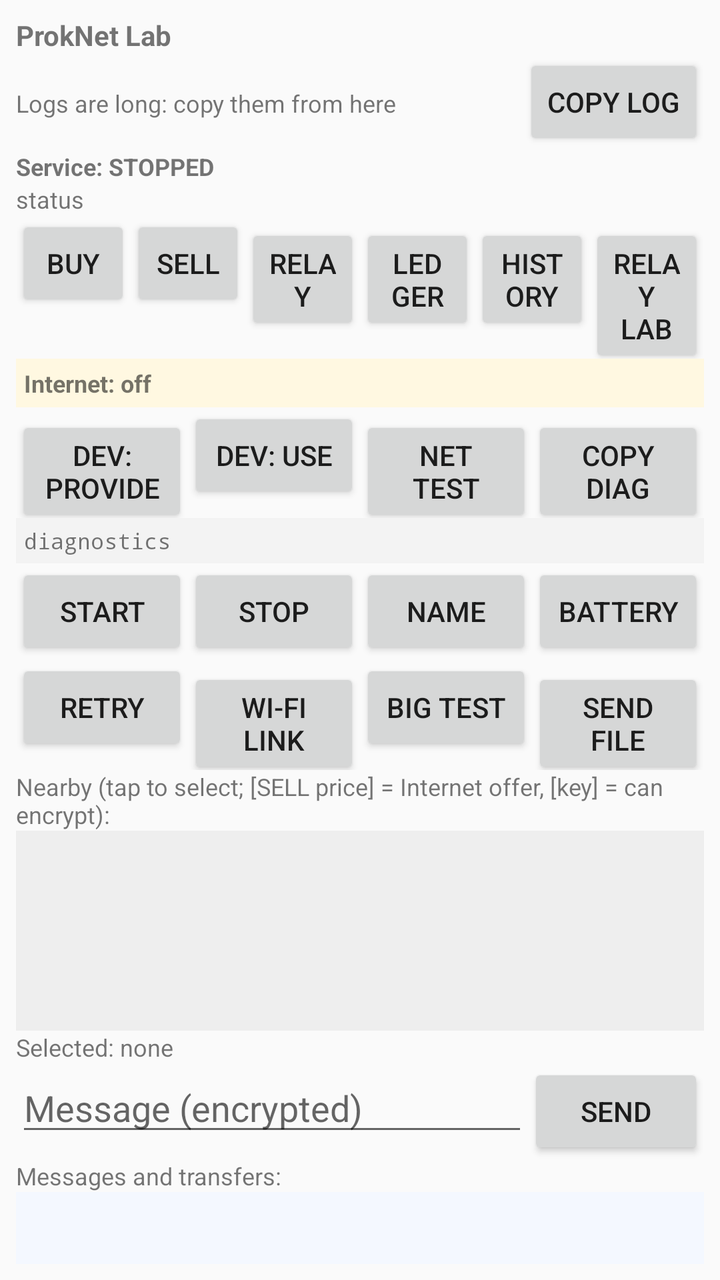
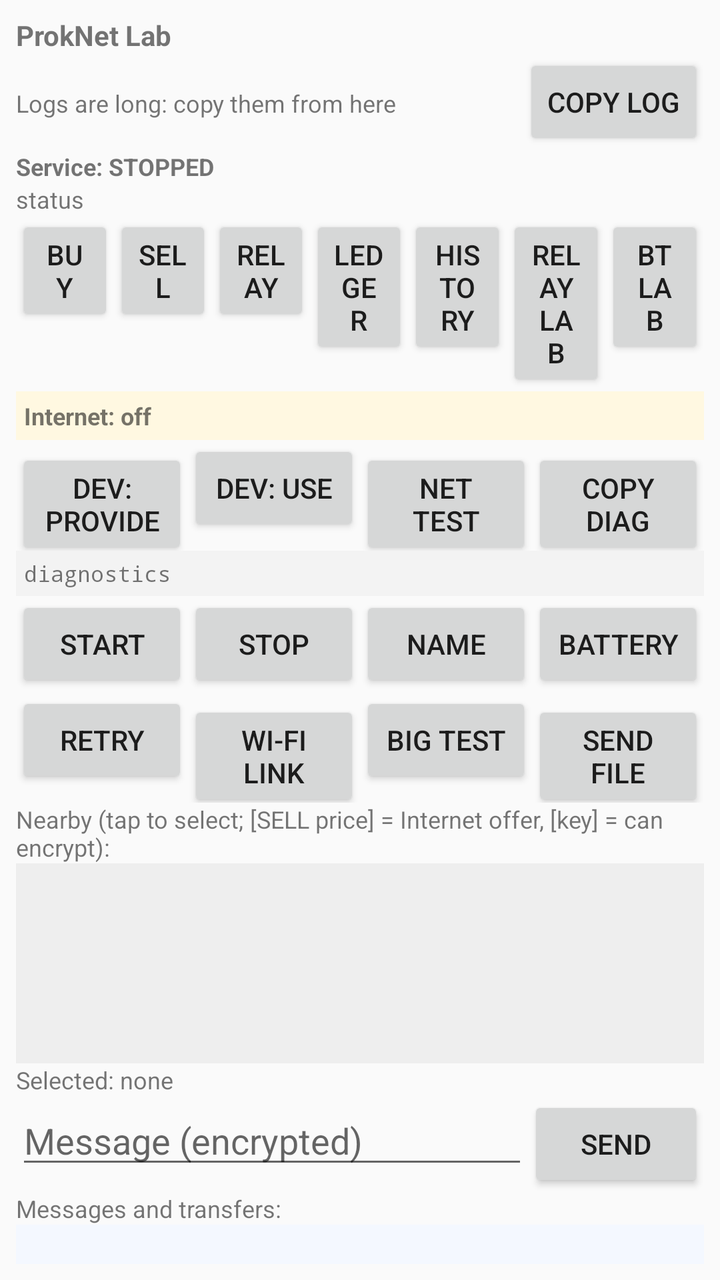

Before-and-after screenshots of an Android layout around one commit, followed by the original layout XML and the change that was made.
<!-- AndroidManifest.xml: application theme android:Theme.Material.Light.NoActionBar -->
<!-- res/layout/activity_lab.xml -->
<?xml version="1.0" encoding="utf-8"?>
<LinearLayout xmlns:android="http://schemas.android.com/apk/res/android"
    android:layout_width="match_parent"
    android:layout_height="match_parent"
    android:orientation="vertical"
    android:padding="8dp">

    <TextView
        android:id="@+id/txtIdentity"
        android:layout_width="match_parent"
        android:layout_height="wrap_content"
        android:textStyle="bold"
        android:text="ProkNet Lab" />

    <LinearLayout
        android:layout_width="match_parent"
        android:layout_height="wrap_content"
        android:orientation="horizontal">
        <TextView android:layout_width="0dp" android:layout_weight="1" android:layout_height="wrap_content"
            android:gravity="center_vertical" android:textSize="12sp" android:text="Logs are long: copy them from here" />
        <Button android:id="@+id/btnCopyLogTop" android:layout_width="wrap_content"
            android:layout_height="wrap_content" android:text="COPY LOG" />
    </LinearLayout>

    <TextView
        android:id="@+id/txtService"
        android:layout_width="match_parent"
        android:layout_height="wrap_content"
        android:textSize="12sp"
        android:textStyle="bold"
        android:text="Service: STOPPED" />

    <TextView
        android:id="@+id/txtStatus"
        android:layout_width="match_parent"
        android:layout_height="wrap_content"
        android:textSize="12sp"
        android:text="status" />

    <TextView
        android:id="@+id/txtWifiBanner"
        android:layout_width="match_parent"
        android:layout_height="wrap_content"
        android:textSize="13sp"
        android:textStyle="bold"
        android:textColor="#000000"
        android:padding="6dp"
        android:visibility="gone"
        android:text="" />

    <LinearLayout
        android:layout_width="match_parent"
        android:layout_height="wrap_content"
        android:orientation="horizontal">
        <Button android:id="@+id/btnBuy" android:layout_width="0dp" android:layout_weight="1"
            android:layout_height="wrap_content" android:text="BUY" />
        <Button android:id="@+id/btnSell" android:layout_width="0dp" android:layout_weight="1"
            android:layout_height="wrap_content" android:text="SELL" />
        <Button android:id="@+id/btnRelay" android:layout_width="0dp" android:layout_weight="1"
            android:layout_height="wrap_content" android:text="RELAY" />
        <Button android:id="@+id/btnLedger" android:layout_width="0dp" android:layout_weight="1"
            android:layout_height="wrap_content" android:text="Ledger" />
        <Button android:id="@+id/btnHistory" android:layout_width="0dp" android:layout_weight="1"
            android:layout_height="wrap_content" android:text="History" />
        <Button android:id="@+id/btnRelayLab" android:layout_width="0dp" android:layout_weight="1"
            android:layout_height="wrap_content" android:text="Relay Lab" />
    </LinearLayout>

    <TextView
        android:id="@+id/txtInternet"
        android:layout_width="match_parent"
        android:layout_height="wrap_content"
        android:textSize="12sp"
        android:textStyle="bold"
        android:background="#FFF8E1"
        android:padding="4dp"
        android:text="Internet: off" />

    <LinearLayout
        android:layout_width="match_parent"
        android:layout_height="wrap_content"
        android:orientation="horizontal">
        <Button android:id="@+id/btnProvide" android:layout_width="0dp" android:layout_weight="1"
            android:layout_height="wrap_content" android:text="dev: provide" />
        <Button android:id="@+id/btnUseInternet" android:layout_width="0dp" android:layout_weight="1"
            android:layout_height="wrap_content" android:text="dev: use" />
        <Button android:id="@+id/btnNetTest" android:layout_width="0dp" android:layout_weight="1"
            android:layout_height="wrap_content" android:text="Net test" />
        <Button android:id="@+id/btnCopyDiag" android:layout_width="0dp" android:layout_weight="1"
            android:layout_height="wrap_content" android:text="COPY DIAG" />
    </LinearLayout>

    <TextView
        android:id="@+id/txtDiag"
        android:layout_width="match_parent"
        android:layout_height="wrap_content"
        android:textSize="11sp"
        android:typeface="monospace"
        android:background="#F3F3F3"
        android:padding="4dp"
        android:text="diagnostics" />

    <LinearLayout
        android:layout_width="match_parent"
        android:layout_height="wrap_content"
        android:orientation="horizontal">
        <Button android:id="@+id/btnStart" android:layout_width="0dp" android:layout_weight="1"
            android:layout_height="wrap_content" android:text="Start" />
        <Button android:id="@+id/btnStop" android:layout_width="0dp" android:layout_weight="1"
            android:layout_height="wrap_content" android:text="Stop" />
        <Button android:id="@+id/btnRename" android:layout_width="0dp" android:layout_weight="1"
            android:layout_height="wrap_content" android:text="Name" />
        <Button android:id="@+id/btnBattery" android:layout_width="0dp" android:layout_weight="1"
            android:layout_height="wrap_content" android:text="Battery" />
    </LinearLayout>

    <LinearLayout
        android:layout_width="match_parent"
        android:layout_height="wrap_content"
        android:orientation="horizontal">
        <Button android:id="@+id/btnRetry" android:layout_width="0dp" android:layout_weight="1"
            android:layout_height="wrap_content" android:text="Retry" />
        <Button android:id="@+id/btnWifi" android:layout_width="0dp" android:layout_weight="1"
            android:layout_height="wrap_content" android:text="Wi-Fi link" />
        <Button android:id="@+id/btnBigTest" android:layout_width="0dp" android:layout_weight="1"
            android:layout_height="wrap_content" android:text="Big test" />
        <Button android:id="@+id/btnSendFile" android:layout_width="0dp" android:layout_weight="1"
            android:layout_height="wrap_content" android:text="Send file" />
    </LinearLayout>

    <TextView
        android:layout_width="match_parent"
        android:layout_height="wrap_content"
        android:text="Nearby (tap to select; [SELL price] = Internet offer, [key] = can encrypt):"
        android:textSize="12sp" />

    <ListView
        android:id="@+id/listPeers"
        android:layout_width="match_parent"
        android:layout_height="100dp"
        android:background="#EEEEEE" />

    <TextView
        android:id="@+id/txtSelected"
        android:layout_width="match_parent"
        android:layout_height="wrap_content"
        android:textSize="12sp"
        android:text="Selected: none" />

    <LinearLayout
        android:layout_width="match_parent"
        android:layout_height="wrap_content"
        android:orientation="horizontal">
        <EditText android:id="@+id/editMessage" android:layout_width="0dp" android:layout_weight="1"
            android:layout_height="wrap_content" android:hint="Message (encrypted)" android:inputType="text"
            android:maxLength="20000" android:imeOptions="actionSend" />
        <Button android:id="@+id/btnSend" android:layout_width="wrap_content"
            android:layout_height="wrap_content" android:text="Send" />
    </LinearLayout>

    <TextView
        android:layout_width="match_parent"
        android:layout_height="wrap_content"
        android:text="Messages and transfers:"
        android:textSize="12sp" />

    <ListView
        android:id="@+id/listMessages"
        android:layout_width="match_parent"
        android:layout_height="150dp"
        android:background="#F4F8FF"
        android:stackFromBottom="true"
        android:transcriptMode="alwaysScroll" />

    <LinearLayout
        android:layout_width="match_parent"
        android:layout_height="wrap_content"
        android:orientation="horizontal">
        <TextView android:layout_width="0dp" android:layout_weight="1" android:layout_height="wrap_content"
            android:text="Debug log:" android:textSize="12sp" android:gravity="center_vertical" />
        <Button android:id="@+id/btnCopyLog" android:layout_width="wrap_content"
            android:layout_height="wrap_content" android:text="Copy log" />
        <Button android:id="@+id/btnShareLog" android:layout_width="wrap_content"
            android:layout_height="wrap_content" android:text="Share" />
        <Button android:id="@+id/btnClearLog" android:layout_width="wrap_content"
            android:layout_height="wrap_content" android:text="Clear" />
    </LinearLayout>

    <ScrollView
        android:id="@+id/scrollLog"
        android:layout_width="match_parent"
        android:layout_height="0dp"
        android:layout_weight="1"
        android:background="#111111">
        <TextView
            android:id="@+id/txtLog"
            android:layout_width="match_parent"
            android:layout_height="wrap_content"
            android:textColor="#B7F5B7"
            android:typeface="monospace"
            android:textSize="10sp"
            android:padding="4dp" />
    </ScrollView>
</LinearLayout>
<!-- resources referenced by this layout -->
<resources>

</resources>

<!-- the commit's change to res/layout/activity_lab.xml (unified diff, before → after) -->
@@ -64,6 +64,8 @@
             android:layout_height="wrap_content" android:text="History" />
         <Button android:id="@+id/btnRelayLab" android:layout_width="0dp" android:layout_weight="1"
             android:layout_height="wrap_content" android:text="Relay Lab" />
+        <Button android:id="@+id/btnBulkLab" android:layout_width="0dp" android:layout_weight="1"
+            android:layout_height="wrap_content" android:text="BT Lab" />
     </LinearLayout>
 
     <TextView
